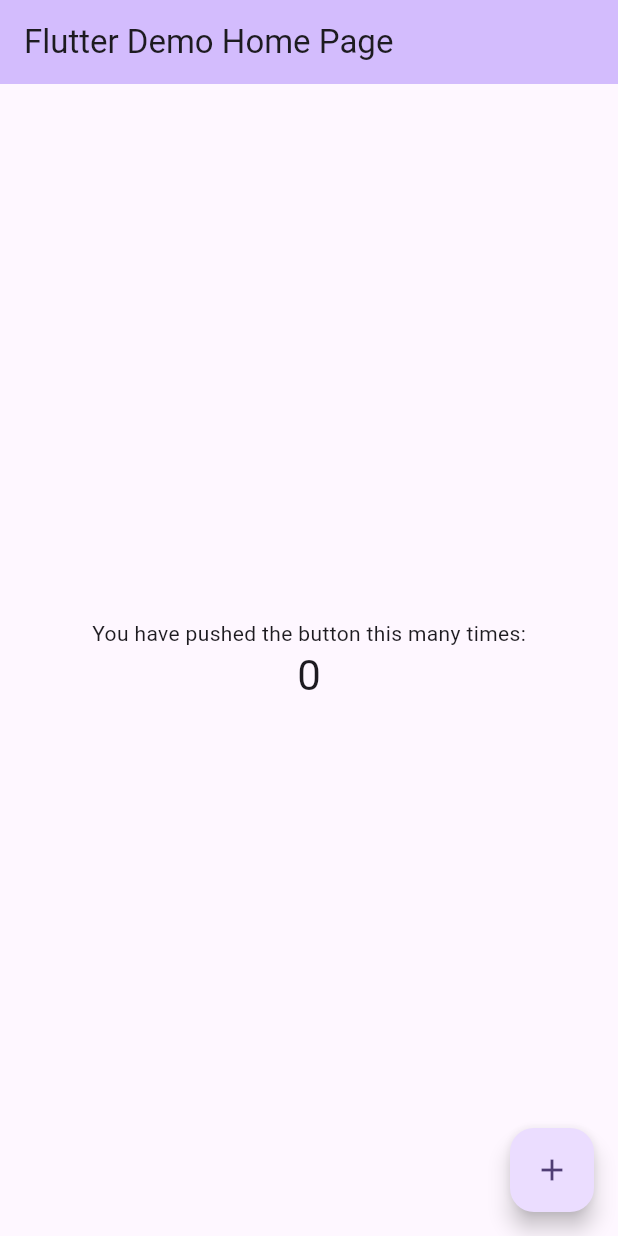
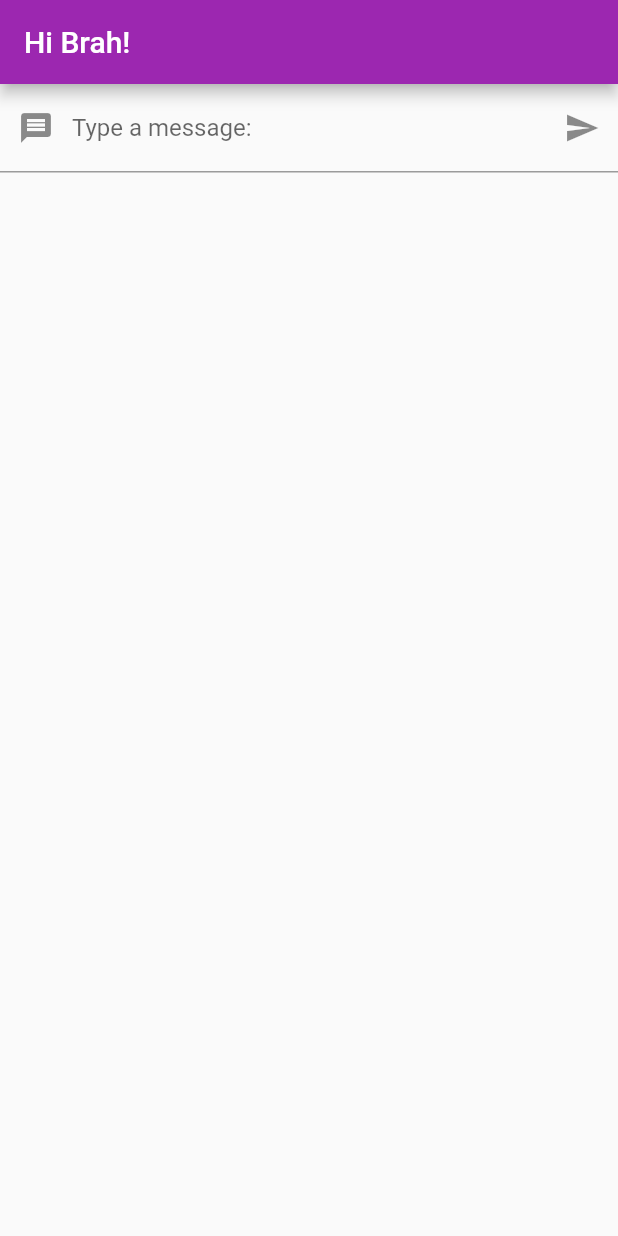
Before and after one commit to SMSzab/Flutter_Practice, a Flutter app: the screen it shows after launch, on a phone screen of 412 x 824 dp. Run offline on Flutter 3.47's test engine with Material 2 defaults, Android fonts, the phone set to English and light mode, and no system bars.

Commit message:
Up to button presses and callbacks

```diff
--- a/flutter_practice_basics/lib/main.dart
+++ b/flutter_practice_basics/lib/main.dart
@@ -11,115 +11,78 @@ class MyApp extends StatelessWidget {
   @override
   Widget build(BuildContext context) {
     return MaterialApp(
-      title: 'Flutter Demo',
+      title: 'SomApp',
       theme: ThemeData(
-        // This is the theme of your application.
-        //
-        // TRY THIS: Try running your application with "flutter run". You'll see
-        // the application has a blue toolbar. Then, without quitting the app,
-        // try changing the seedColor in the colorScheme below to Colors.green
-        // and then invoke "hot reload" (save your changes or press the "hot
-        // reload" button in a Flutter-supported IDE, or press "r" if you used
-        // the command line to start the app).
-        //
-        // Notice that the counter didn't reset back to zero; the application
-        // state is not lost during the reload. To reset the state, use hot
-        // restart instead.
-        //
-        // This works for code too, not just values: Most code changes can be
-        // tested with just a hot reload.
-        colorScheme: ColorScheme.fromSeed(seedColor: Colors.deepPurple),
-        useMaterial3: true,
+        primarySwatch: Colors.purple,
+        visualDensity: VisualDensity.adaptivePlatformDensity,
       ),
-      home: const MyHomePage(title: 'Flutter Demo Home Page'),
+      home: MyHomePage(),
     );
   }
 }
 
 class MyHomePage extends StatefulWidget {
-  const MyHomePage({super.key, required this.title});
-
-  // This widget is the home page of your application. It is stateful, meaning
-  // that it has a State object (defined below) that contains fields that affect
-  // how it looks.
-
-  // This class is the configuration for the state. It holds the values (in this
-  // case the title) provided by the parent (in this case the App widget) and
-  // used by the build method of the State. Fields in a Widget subclass are
-  // always marked "final".
-
-  final String title;
+  const MyHomePage({super.key});
 
   @override
   State<MyHomePage> createState() => _MyHomePageState();
 }
 
 class _MyHomePageState extends State<MyHomePage> {
-  int _counter = 0;
+  String text = "";
 
-  void _incrementCounter() {
-    setState(() {
-      // This call to setState tells the Flutter framework that something has
-      // changed in this State, which causes it to rerun the build method below
-      // so that the display can reflect the updated values. If we changed
-      // _counter without calling setState(), then the build method would not be
-      // called again, and so nothing would appear to happen.
-      _counter++;
+  void changeText(String text) {
+    this.setState(() {
+      this.text = text;
     });
   }
 
   @override
   Widget build(BuildContext context) {
-    // This method is rerun every time setState is called, for instance as done
-    // by the _incrementCounter method above.
-    //
-    // The Flutter framework has been optimized to make rerunning build methods
-    // fast, so that you can just rebuild anything that needs updating rather
-    // than having to individually change instances of widgets.
     return Scaffold(
-      appBar: AppBar(
-        // TRY THIS: Try changing the color here to a specific color (to
-        // Colors.amber, perhaps?) and trigger a hot reload to see the AppBar
-        // change color while the other colors stay the same.
-        backgroundColor: Theme.of(context).colorScheme.inversePrimary,
-        // Here we take the value from the MyHomePage object that was created by
-        // the App.build method, and use it to set our appbar title.
-        title: Text(widget.title),
-      ),
-      body: Center(
-        // Center is a layout widget. It takes a single child and positions it
-        // in the middle of the parent.
-        child: Column(
-          // Column is also a layout widget. It takes a list of children and
-          // arranges them vertically. By default, it sizes itself to fit its
-          // children horizontally, and tries to be as tall as its parent.
-          //
-          // Column has various properties to control how it sizes itself and
-          // how it positions its children. Here we use mainAxisAlignment to
-          // center the children vertically; the main axis here is the vertical
-          // axis because Columns are vertical (the cross axis would be
-          // horizontal).
-          //
-          // TRY THIS: Invoke "debug painting" (choose the "Toggle Debug Paint"
-          // action in the IDE, or press "p" in the console), to see the
-          // wireframe for each widget.
-          mainAxisAlignment: MainAxisAlignment.center,
-          children: <Widget>[
-            const Text(
-              'You have pushed the button this many times:',
-            ),
-            Text(
-              '$_counter',
-              style: Theme.of(context).textTheme.headlineMedium,
-            ),
-          ],
-        ),
-      ),
-      floatingActionButton: FloatingActionButton(
-        onPressed: _incrementCounter,
-        tooltip: 'Increment',
-        child: const Icon(Icons.add),
-      ), // This trailing comma makes auto-formatting nicer for build methods.
-    );
+        appBar: AppBar(title: Text('Hi Brah!')),
+        body: Column(children: <Widget>[
+          TextInputWidget(this.changeText),
+          Text(this.text)
+        ]));
   }
 }
+
+class TextInputWidget extends StatefulWidget {
+  final Function(String) callback;
+
+  TextInputWidget(this.callback);
+
+  @override
+  State<TextInputWidget> createState() => _TextInputWidgetState();
+}
+
+class _TextInputWidgetState extends State<TextInputWidget> {
+  final controller = TextEditingController();
+
+  @override
+  void dispose() {
+    super.dispose();
+    controller.dispose();
+  }
+
+  void click() {
+    widget.callback(controller.text);
+    controller.clear();
+  }
+
+  @override
+  Widget build(BuildContext context) {
+    return TextField(
+        controller: this.controller,
+        decoration: InputDecoration(
+            prefixIcon: Icon(Icons.message),
+            labelText: "Type a message:",
+            suffixIcon: IconButton(
+              icon: Icon(Icons.send),
+              splashColor: Colors.orange,
+              tooltip: "Post message",
+              onPressed: this.click,
+            )));
+  }
+}
```
